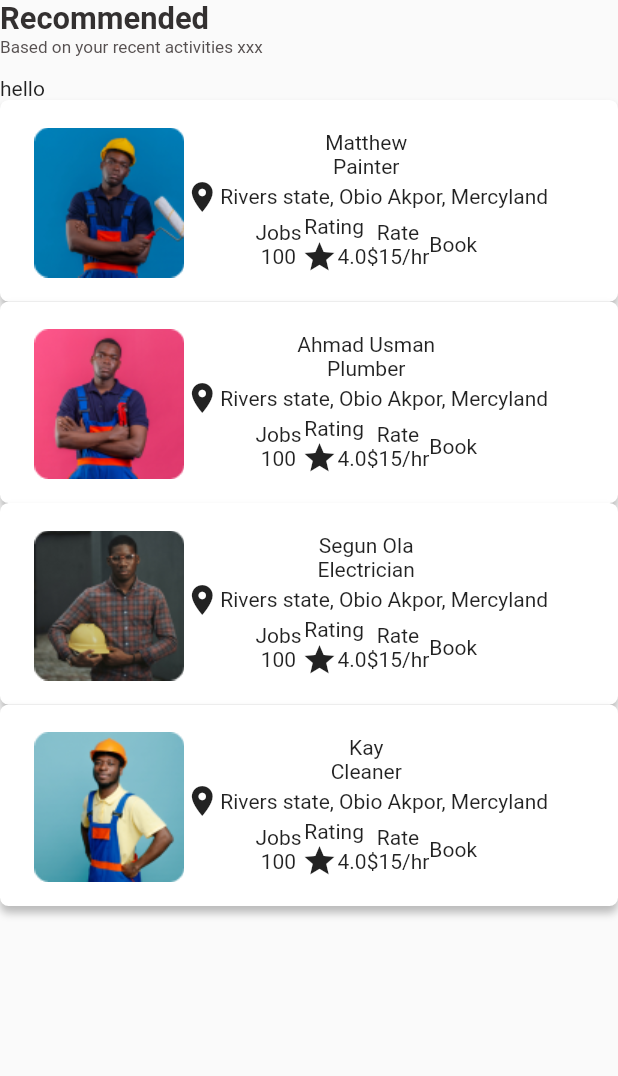
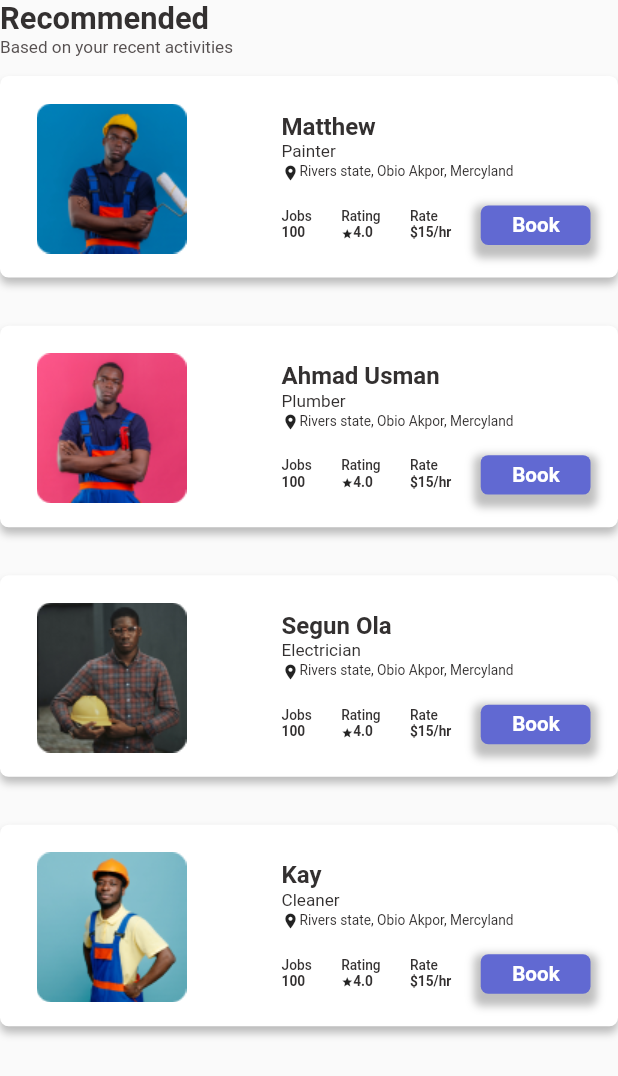
Before and after one commit to elite-dev-001/connectfix, a Flutter app: the Recommended widget shown alone on an empty page, opened directly, on a phone screen of 412 x 824 dp. Shown: the top 1076 px of the screen. Run offline on Flutter 3.47's test engine with Material 2 defaults, Android fonts, the phone set to English and light mode, and no system bars; our stand-ins replace flutter_bloc, flutter_screenutil, flutter_svg.

Commit message:
recommended

```diff
--- a/lib/pages/dashboard/user/widgets/recommended.dart
+++ b/lib/pages/dashboard/user/widgets/recommended.dart
@@ -41,7 +41,7 @@ class Recommended extends StatelessWidget {
           ),
         ),
         Text(
-          "Based on your recent activities xxx",
+          "Based on your recent activities",
           style: TextStyle(
             fontSize: 10.sp,
             fontWeight: FontWeight.w400,
@@ -49,25 +49,23 @@ class Recommended extends StatelessWidget {
           ),
         ),
         VSpace(12.w),
-        Text("hello"),
         Column(
           children: jobs
-              .map((e) => card(
-                    e["img"]!,
-                    e["name"]!,
-                    e["job"]!,
-                  ))
+              .map((e) => card(e["img"]!, e["name"]!, e["job"]!, context))
               .toList(),
         )
       ],
     );
   }
 
-  Widget card(String img, String name, String job) {
+  Widget card(String img, String name, String job, BuildContext context) {
     return Container(
+      width: MediaQuery.of(context).size.width,
       padding: EdgeInsets.fromLTRB(20.w, 16.w, 16.w, 14.w),
+      margin: EdgeInsets.only(bottom: 28.w),
       decoration: BoxDecoration(
           color: Colors.white,
+          // border: Border.all(),
           borderRadius: BorderRadius.circular(5.w),
           boxShadow: [
             BoxShadow(
@@ -77,49 +75,159 @@ class Recommended extends StatelessWidget {
                 color: Colors.black.withOpacity(0.25))
           ]),
       child: Row(
+        mainAxisAlignment: MainAxisAlignment.spaceBetween,
         children: [
-          Image.asset(img),
-          Column(
+          SizedBox(
+            // decoration: BoxDecoration(border: Border.all()),
+            width: MediaQuery.of(context).size.width * .25,
+            child: Align(
+              alignment: Alignment.center,
+              child: Image.asset(img),
+            ),
+          ),
+          // HSpace(15.w),
+          SizedBox(
+            // decoration: BoxDecoration(border: Border.all()),
+            width: MediaQuery.of(context).size.width * .5,
+            child: Column(
+              crossAxisAlignment: CrossAxisAlignment.start,
               children: [
-              Text(name),
-              Text(job),
+                Text(
+                  name,
+                  style: TextStyle(
+                    fontSize: 14.sp,
+                    fontWeight: FontWeight.w700,
+                    color: const Color(0xFF333030),
+                  ),
+                ),
+                Text(
+                  job,
+                  style: TextStyle(
+                    fontSize: 10.sp,
+                    fontWeight: FontWeight.w400,
+                    color: const Color(0xFF333030),
+                  ),
+                ),
+                VSpace(2.w),
                 Row(
                   children: [
-                  Icon(Icons.location_on_sharp),
-                  Text("Rivers state, Obio Akpor, Mercyland")
+                    Icon(
+                      Icons.location_on_sharp,
+                      size: 12,
+                    ),
+                    Expanded(
+                      child: Text(
+                        "Rivers state, Obio Akpor, Mercyland",
+                        style: TextStyle(
+                          fontSize: 8.sp,
+                          fontWeight: FontWeight.w400,
+                          color: const Color(0xFF333030),
+                        ),
+                      ),
+                    )
                   ],
+                ),
+                VSpace(14.w),
+                Row(
+                  mainAxisAlignment: MainAxisAlignment.spaceBetween,
+                  children: [
+                    Column(
+                      crossAxisAlignment: CrossAxisAlignment.start,
+                      children: [
+                        Text(
+                          "Jobs",
+                          style: TextStyle(
+                            fontSize: 8.sp,
+                            fontWeight: FontWeight.w500,
+                            color: const Color(0xFF333030),
+                          ),
+                        ),
+                        Text(
+                          "100",
+                          style: TextStyle(
+                            fontSize: 8.sp,
+                            fontWeight: FontWeight.w600,
+                            color: const Color(0xFF333030),
+                          ),
+                        ),
+                      ],
+                    ),
+                    // HSpace(31.w),
+                    Column(
+                      crossAxisAlignment: CrossAxisAlignment.start,
+                      children: [
+                        Text(
+                          "Rating",
+                          style: TextStyle(
+                            fontSize: 8.sp,
+                            fontWeight: FontWeight.w500,
+                            color: const Color(0xFF333030),
+                          ),
                         ),
                         Row(
                           children: [
-                  Column(
-                    children: [
-                      Text("Jobs"),
-                      Text("100"),
-                    ],
+                            Icon(
+                              Icons.star,
+                              size: 8,
                             ),
-                  Column(
-                    children: [
-                      Text("Rating"),
-                      Row(
-                        children: [
-                          Icon(Icons.star),
-                          Text("4.0"),
+                            Text(
+                              "4.0",
+                              style: TextStyle(
+                                fontSize: 8.sp,
+                                fontWeight: FontWeight.w600,
+                                color: const Color(0xFF333030),
+                              ),
+                            ),
                           ],
                         ),
                       ],
                     ),
                     Column(
+                      crossAxisAlignment: CrossAxisAlignment.start,
                       children: [
-                      Text("Rate"),
-                      Text("\$15/hr"),
+                        Text(
+                          "Rate",
+                          style: TextStyle(
+                            fontSize: 8.sp,
+                            fontWeight: FontWeight.w500,
+                            color: const Color(0xFF333030),
+                          ),
+                        ),
+                        Text(
+                          "\$15/hr",
+                          style: TextStyle(
+                            fontSize: 8.sp,
+                            fontWeight: FontWeight.w600,
+                            color: const Color(0xFF333030),
+                          ),
+                        ),
                       ],
                     ),
                     Container(
-                    child: Text("Book"),
+                      padding: EdgeInsets.fromLTRB(21, 4.w, 18.w, 5.w),
+                      decoration: BoxDecoration(
+                          color: Color(0xFF6169D2),
+                          borderRadius: BorderRadius.circular(5),
+                          boxShadow: [
+                            BoxShadow(
+                                offset: Offset(0, 4),
+                                blurRadius: 4,
+                                spreadRadius: 4,
+                                color: Colors.black.withOpacity(0.25))
+                          ]),
+                      child: Text(
+                        "Book",
+                        style: TextStyle(
+                          fontSize: 12.sp,
+                          fontWeight: FontWeight.w600,
+                          color: const Color(0xFFFFFFFF),
+                        ),
+                      ),
                     )
                   ],
                 )
               ],
+            ),
           )
         ],
       ),
```
Lines whose indentation alone changed are shown as unchanged.
